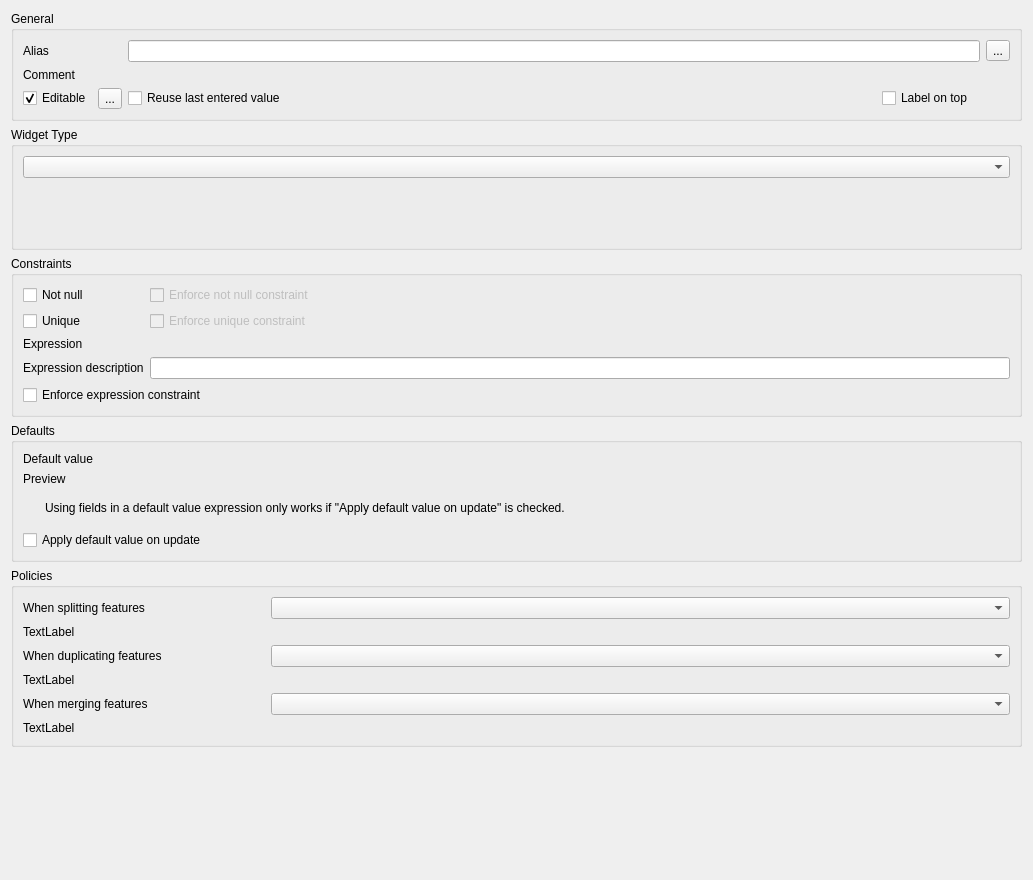
Above: src/ui/attributeformconfig/qgsattributetypeedit.ui from qgis/QGIS before the change. Below: the same form after it.
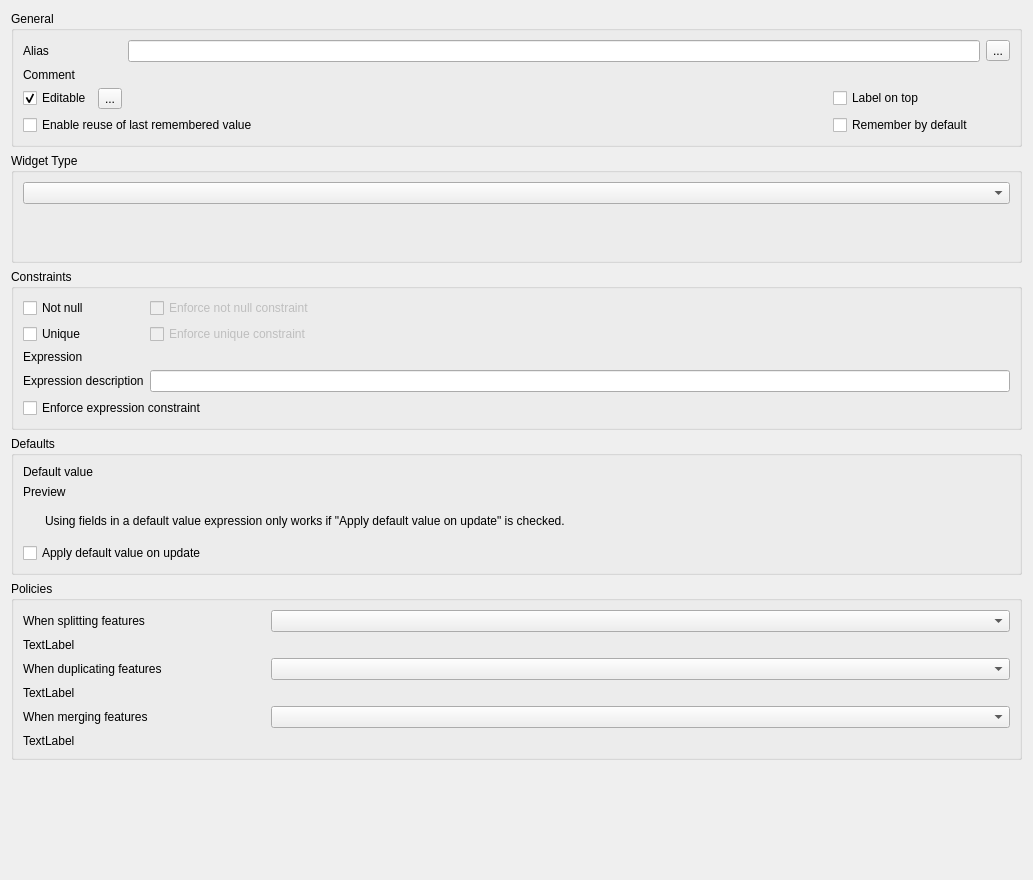
That is the form after the change. Icons and pictures are not drawn. Custom widgets are drawn as their Qt base class.

Commit message: [attribute form] Implement a refined reuse of last value by adding remembrance toggle

```diff
--- a/src/ui/attributeformconfig/qgsattributetypeedit.ui
+++ b/src/ui/attributeformconfig/qgsattributetypeedit.ui
@@ -64,13 +64,26 @@
         </property>
        </widget>
       </item>
-      <item row="2" column="2">
+      <item row="3" column="0" colspan="3">
        <widget class="QCheckBox" name="reuseLastValuesCheckBox">
         <property name="toolTip">
          <string>If checked, then the most recent value entered for this field will be remembered and reused when creating a new feature.</string>
         </property>
         <property name="text">
-         <string>Reuse last entered value</string>
+         <string>Enable reuse of last remembered value</string>
+        </property>
+        <property name="checked">
+         <bool>false</bool>
+        </property>
+       </widget>
+      </item>
+      <item row="3" column="3">
+       <widget class="QCheckBox" name="reuseLastValuesByDefaultCheckBox">
+        <property name="toolTip">
+         <string>If checked, entered values will be remembered by default.</string>
+        </property>
+        <property name="text">
+         <string>Remember by default</string>
         </property>
         <property name="checked">
          <bool>false</bool>
```
Left out of the diff: 6 changed lines with no effect on the pictures. The commit also changes 17 other files.
